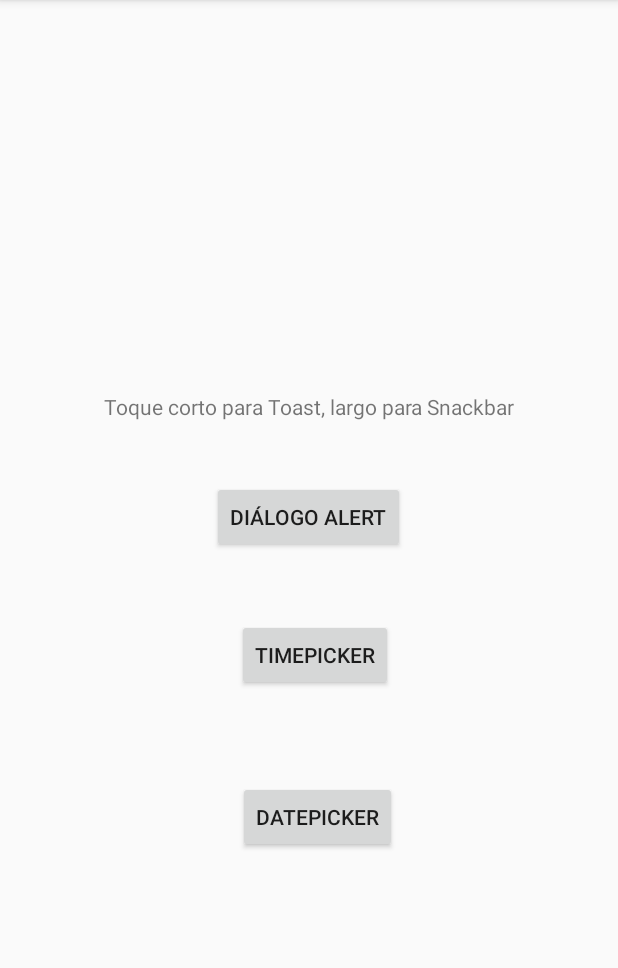
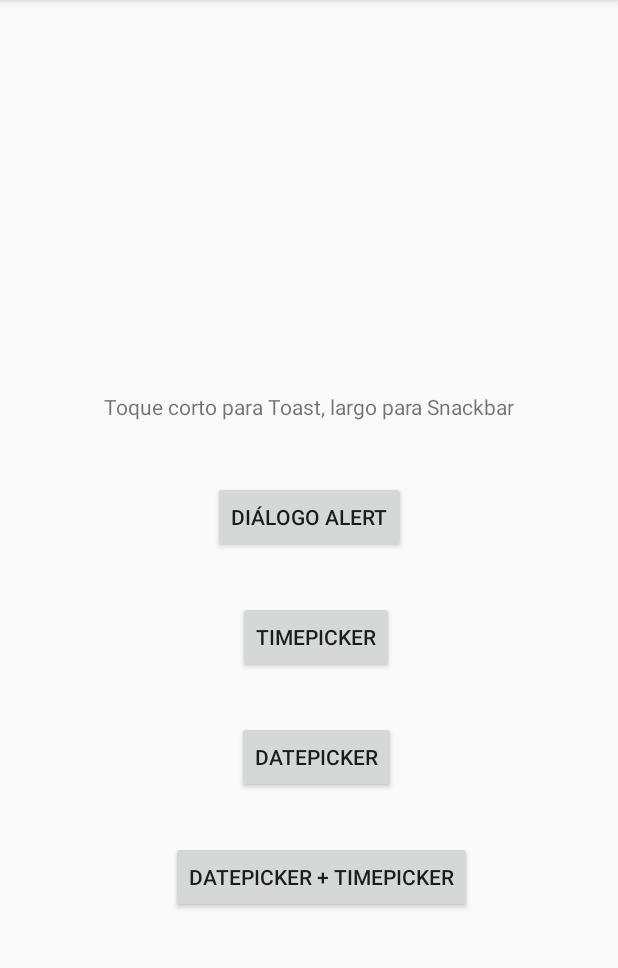
Before and after one commit to Clases-de-Victor-Rivas/Ejemplos-Apartado-7, an Android app: the screen it shows after launch (MainActivity), on a phone screen of 412 x 824 dp, the part 84-1052 px from its top. Run offline under Robolectric (Android 15) with nearby library versions, the phone set to English and light mode, and no system bars.

Commit message:
DatePicker+TimePicker funcionando

```diff
--- a/app/src/main/res/layout/activity_main.xml
+++ b/app/src/main/res/layout/activity_main.xml
@@ -27,9 +27,9 @@
         android:layout_marginTop="40dp"
         android:onClick="boton_dialog_alert_click"
         android:text="@string/di_logo_alert"
-        app:layout_constraintEnd_toEndOf="parent"
+        app:layout_constraintEnd_toEndOf="@+id/textView"
         app:layout_constraintHorizontal_bias="0.498"
-        app:layout_constraintStart_toStartOf="parent"
+        app:layout_constraintStart_toStartOf="@+id/textView"
         app:layout_constraintTop_toBottomOf="@+id/textView" />
 
     <Button
@@ -37,24 +37,36 @@
         android:layout_width="wrap_content"
         android:layout_height="wrap_content"
         android:layout_marginStart="8dp"
-        android:layout_marginTop="44dp"
+        android:layout_marginTop="32dp"
         android:onClick="boton_timepicker_click"
         android:text="@string/timepicker"
-        app:layout_constraintEnd_toEndOf="parent"
+        app:layout_constraintEnd_toEndOf="@+id/button"
         app:layout_constraintHorizontal_bias="0.5"
-        app:layout_constraintStart_toStartOf="parent"
+        app:layout_constraintStart_toStartOf="@+id/button"
         app:layout_constraintTop_toBottomOf="@+id/button" />
 
     <Button
         android:id="@+id/button4"
         android:layout_width="wrap_content"
         android:layout_height="wrap_content"
-        android:layout_marginTop="60dp"
+        android:layout_marginTop="32dp"
         android:onClick="boton_datepicker_click"
         android:text="@string/datepicker"
-        app:layout_constraintEnd_toEndOf="parent"
+        app:layout_constraintEnd_toEndOf="@+id/button3"
         app:layout_constraintHorizontal_bias="0.518"
-        app:layout_constraintStart_toStartOf="parent"
+        app:layout_constraintStart_toStartOf="@+id/button3"
         app:layout_constraintTop_toBottomOf="@+id/button3" />
 
+    <Button
+        android:id="@+id/button2"
+        android:layout_width="wrap_content"
+        android:layout_height="wrap_content"
+        android:layout_marginStart="6dp"
+        android:layout_marginTop="32dp"
+        android:onClick="boton_datepicker_timepicker_click"
+        android:text="@string/datepicker_timepicker"
+        app:layout_constraintEnd_toEndOf="@+id/button4"
+        app:layout_constraintStart_toStartOf="@+id/button4"
+        app:layout_constraintTop_toBottomOf="@+id/button4" />
+
 </androidx.constraintlayout.widget.ConstraintLayout>
--- a/app/src/main/res/values/strings.xml
+++ b/app/src/main/res/values/strings.xml
@@ -5,4 +5,5 @@
     <string name="timepicker">TimePicker</string>
     <string name="mensaje_time_picker">Indíque la hora del evento</string>
     <string name="datepicker">DatePicker</string>
+    <string name="datepicker_timepicker">DatePicker + Timepicker</string>
 </resources>
```
Also changed, not shown: app/src/main/java/es/vrivas/ejemplosapartado7/MainActivity.kt (+25 -0 lines).
